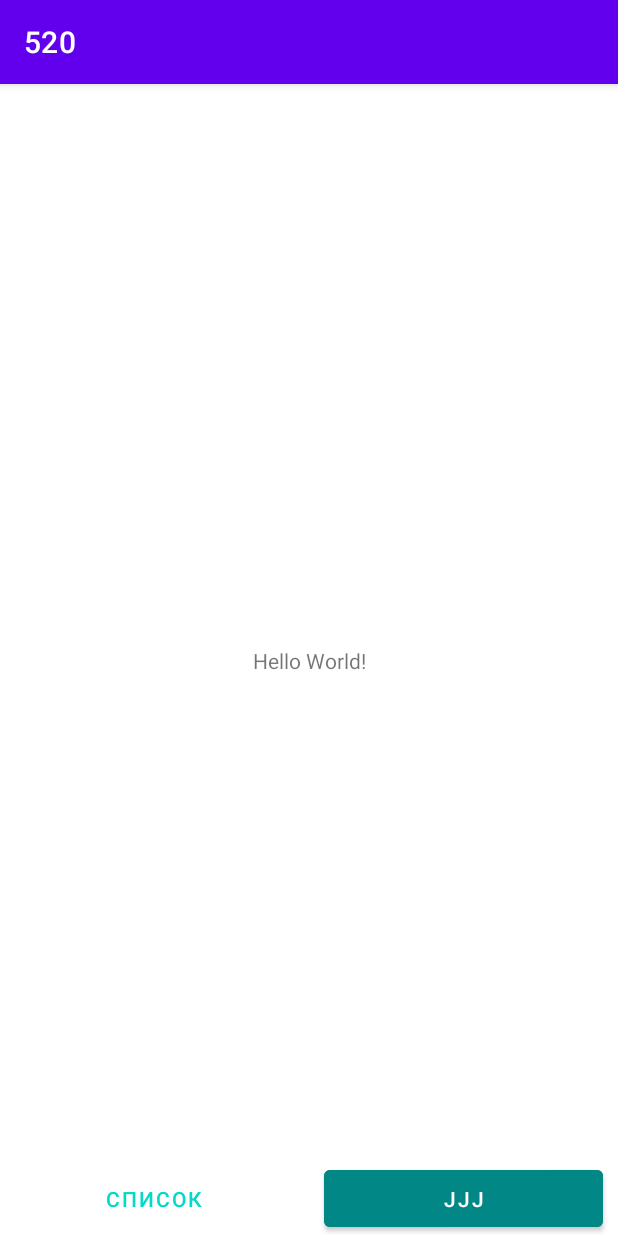
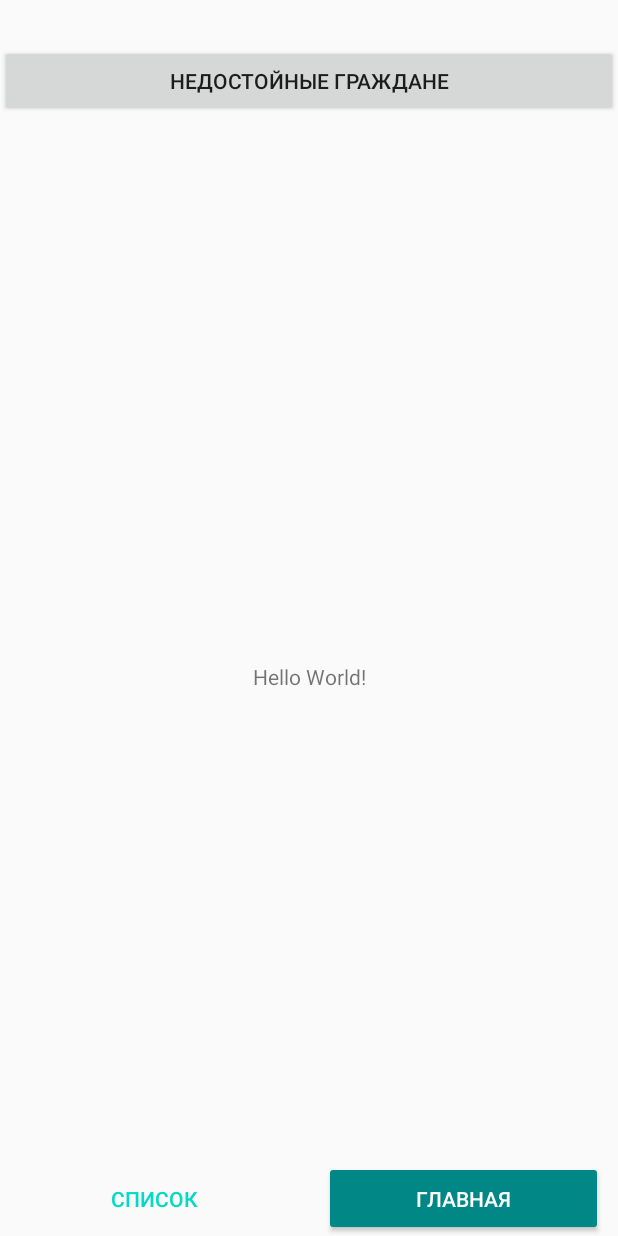
Before and after one commit to captaincod/520, an Android app: the ListActivity screen opened directly, with no data from a screen before it, on a phone screen of 412 x 824 dp. Run offline under Robolectric (Android 15) with nearby library versions, the light colour scheme and no system bars; libraries missing offline, so code that uses them is left out: it.skrape.core, it.skrape.fetcher, it.skrape.selects; 2 statements that could not run were skipped.

Commit message:
new content to agents list activity

```diff
--- a/app/build.gradle
+++ b/app/build.gradle
@@ -5,6 +5,11 @@ plugins {
 
 android {
     compileSdk 32
+
+    packagingOptions {
+        exclude 'META-INF/DEPENDENCIES'
+        exclude("mozilla/public-suffix-list.txt")
+    }
 
     defaultConfig {
         applicationId "com.example.a520"
@@ -43,4 +48,5 @@ dependencies {
 
     implementation 'com.google.code.gson:gson:2.8.9'
     implementation 'com.squareup.okhttp3:okhttp:3.10.0'
+    implementation("it.skrape:skrapeit:1.2.1")
 }
--- a/app/src/main/AndroidManifest.xml
+++ b/app/src/main/AndroidManifest.xml
@@ -11,7 +11,8 @@
         android:theme="@style/Theme.520">
         <activity
             android:name=".ListActivity"
-            android:exported="true" />
+            android:exported="true"
+            android:theme="@style/Theme.AppCompat.Light.NoActionBar" />
         <activity
             android:name=".ComparisonActivity"
             android:exported="true"
--- a/app/src/main/java/com/example/a520/ListActivity.kt
+++ b/app/src/main/java/com/example/a520/ListActivity.kt
@@ -1,17 +1,94 @@
 package com.example.a520
 
+import android.content.Intent
 import androidx.appcompat.app.AppCompatActivity
 import android.os.Bundle
+import android.util.Log
+import android.widget.Button
+import android.widget.TextView
+import it.skrape.core.htmlDocument
+import it.skrape.fetcher.*
+import it.skrape.selects.*
+import it.skrape.selects.html5.*
+import kotlin.collections.emptyList as emptyList1
 
 class ListActivity : AppCompatActivity() {
+
+    lateinit var toMain: Button
+    lateinit var getIndividuals: Button
+    lateinit var namesList: TextView
+
     override fun onCreate(savedInstanceState: Bundle?) {
         super.onCreate(savedInstanceState)
         setContentView(R.layout.activity_list)
 
-
         val physical = intent.getStringExtra("physical")
         val media = intent.getStringExtra("media")
 
+        toMain = findViewById(R.id.main)
+        toMain.setOnClickListener {
+            startActivity(Intent(this, MainActivity::class.java))
+        }
+
+        namesList = findViewById(R.id.names_list)
+
+        getIndividuals = findViewById(R.id.get_individuals)
+
+        getIndividuals.setOnClickListener {
+            val physicalParagraphs = skrape(HttpFetcher) {
+                request {
+                    if (physical != null) {
+                        url = physical
+                    }
+                }
+                extractIt<ScrapeData> {
+                    htmlDocument {
+                        it.paragraphs = p { findAll { eachText } }
+                    }
+                }
+            }
+            val paras = physicalParagraphs.paragraphs
+            val agents: MutableList<IndividualAgent> = mutableListOf()
+            for (i in paras) {
+                if (i.length in 1..2) {
+                    val agent = IndividualAgent(
+                        paras[paras.indexOf(i)+1],
+                        paras[paras.indexOf(i)+2],
+                        paras[paras.indexOf(i)+3],
+                        paras[paras.indexOf(i)+4]
+                    )
+                    agents.add(agent)
+                }
+            }
+
+            var text = ""
+            for (agent in agents){
+                text += "\n${agent.name}\n${agent.inclusionDate}\n${agent.foreignSource}\n"
+            }
+            namesList.text = text
+        }
+
+        val mediaParagraphs = skrape(HttpFetcher) {
+            request {
+                if (media != null) {
+                    url = media
+                }
+            }
+            extractIt<ScrapeData> {
+                htmlDocument {
+                    it.paragraphs = p { findAll { eachText } }
+                }
+            }
+        }
+
+        Log.d("mytag", mediaParagraphs.toString())
+
+
+
 
     }
+
+    data class ScrapeData(var paragraphs: List<String> = emptyList1())
+    data class IndividualAgent(var name: String, var inclusionDate: String,
+                               var foreignSource: String, var info: String)
 }
--- a/app/src/main/res/layout/activity_list.xml
+++ b/app/src/main/res/layout/activity_list.xml
@@ -6,15 +6,25 @@
     android:layout_height="match_parent"
     tools:context=".ListActivity">
 
+    <Button
+        android:id="@+id/get_individuals"
+        android:layout_width="match_parent"
+        android:layout_height="wrap_content"
+        android:layout_marginTop="30dp"
+        app:layout_constraintLeft_toLeftOf="parent"
+        app:layout_constraintRight_toRightOf="parent"
+        app:layout_constraintTop_toTopOf="parent"
+        android:text="недостойные граждане"/>
+
     <TextView
-        android:id="@+id/text"
+        android:id="@+id/names_list"
         android:layout_width="wrap_content"
         android:layout_height="wrap_content"
         android:text="Hello World!"
         app:layout_constraintBottom_toBottomOf="parent"
         app:layout_constraintLeft_toLeftOf="parent"
         app:layout_constraintRight_toRightOf="parent"
-        app:layout_constraintTop_toTopOf="parent" />
+        app:layout_constraintTop_toBottomOf="@id/get_individuals" />
 
     <Button
         android:id="@+id/to_list"
@@ -36,7 +46,7 @@
         app:layout_constraintBottom_toBottomOf="parent"
         app:layout_constraintLeft_toRightOf="@+id/to_list"
         app:layout_constraintRight_toRightOf="parent"
-        android:text="jjj"
+        android:text="главная"
         android:textColor="@color/white"
         android:backgroundTint="@color/teal_700"/>
 
--- a/app/src/main/res/layout/activity_main.xml
+++ b/app/src/main/res/layout/activity_main.xml
@@ -46,7 +46,7 @@
         app:layout_constraintBottom_toBottomOf="parent"
         app:layout_constraintLeft_toRightOf="@+id/to_list"
         app:layout_constraintRight_toRightOf="parent"
-        android:text="jjj"
+        android:text="главная"
         android:textColor="@color/teal_200"
         android:background="@android:color/transparent"
         android:backgroundTint="@android:color/transparent"/>
```
